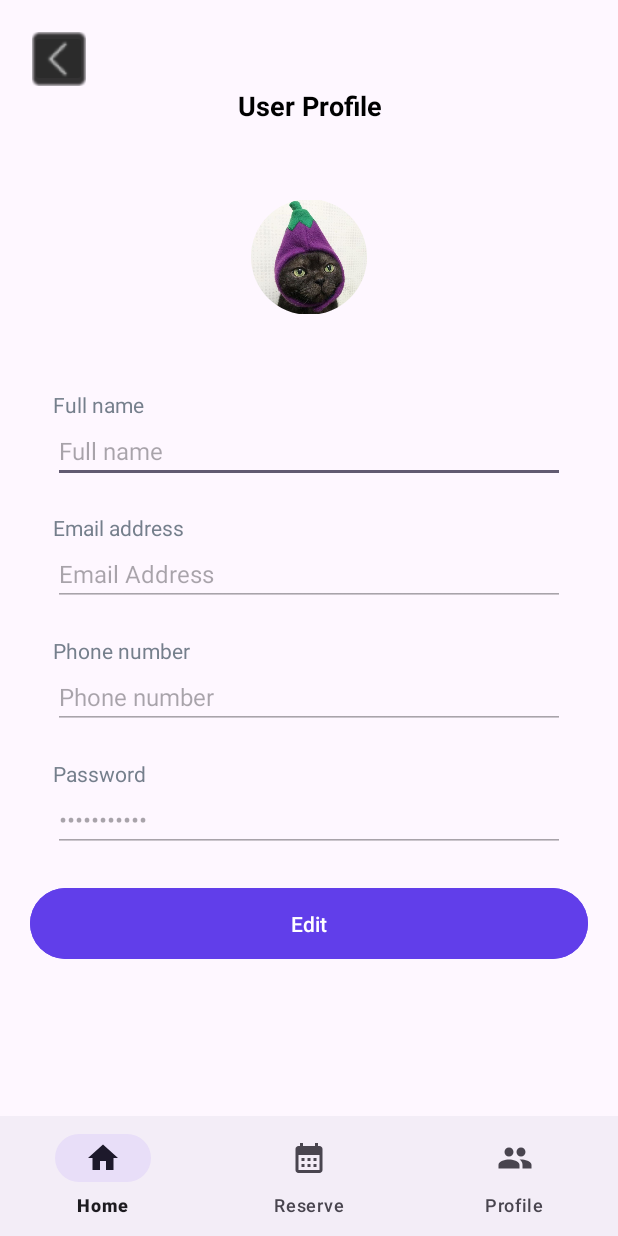
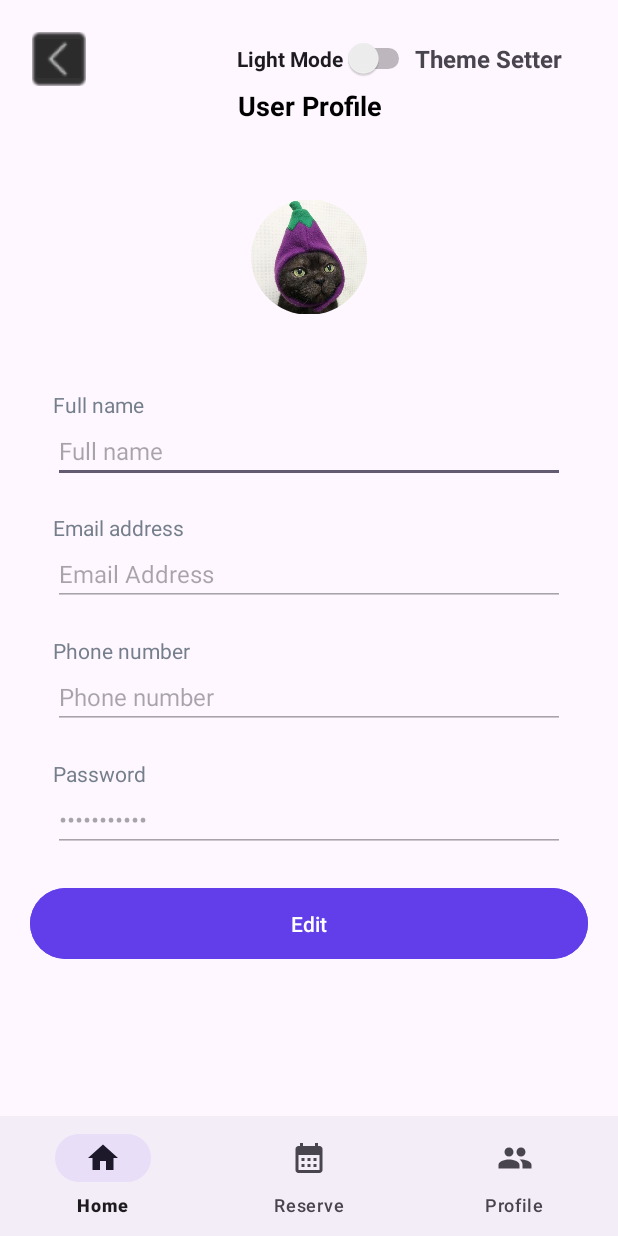
Before and after one commit to temptedwithouta/BinusPark, an Android app: the ProfileActivity screen opened directly, with no data from a screen before it, on a phone screen of 412 x 824 dp. Run offline under Robolectric (Android 15) with nearby library versions, the phone set to English and light mode, and no system bars; our stand-ins replace Firebase (no records; nobody signed in at launch, a user with empty details on screens opened directly).

Commit message:
Light Modes

```diff
--- a/app/src/main/java/com/example/myapplication/ProfileActivity.java
+++ b/app/src/main/java/com/example/myapplication/ProfileActivity.java
@@ -7,12 +7,15 @@ import android.os.Bundle;
 import android.view.MenuItem;
 import android.view.View;
 import android.widget.Button;
+import android.widget.CompoundButton;
 import android.widget.EditText;
 import android.widget.ImageButton;
+import android.widget.Switch;
 import android.widget.TextView;
 import android.widget.Toast;
 
 import androidx.appcompat.app.AppCompatActivity;
+import androidx.appcompat.app.AppCompatDelegate;
 
 import com.google.android.material.bottomnavigation.BottomNavigationView;
 import com.google.firebase.database.DataSnapshot;
@@ -43,6 +46,7 @@ public class ProfileActivity extends AppCompatActivity {
         passwordHere = findViewById(R.id.password);
         backBtn = findViewById(R.id.back);
         updateProfileBtn = findViewById(R.id.profile_update);
+        Switch swtBtn = findViewById(R.id.switch1);
 
         //Displaying data of the authenticated user
         Intent receivedIntent = getIntent();
@@ -118,6 +122,19 @@ public class ProfileActivity extends AppCompatActivity {
                 editBtnClick(emails);
             }
         });
+        //Switch light to dark mode settings
+        swtBtn.setOnCheckedChangeListener(new CompoundButton.OnCheckedChangeListener() {
+            @Override
+            public void onCheckedChanged(CompoundButton buttonView, boolean isChecked) {
+                if(isChecked){
+                    AppCompatDelegate.setDefaultNightMode(AppCompatDelegate.MODE_NIGHT_YES);
+                    buttonView.setText("Dark Mode");
+                }else{
+                    AppCompatDelegate.setDefaultNightMode(AppCompatDelegate.MODE_NIGHT_NO);
+                    buttonView.setText("Light Mode");
+                }
+            }
+        });
     }
 
     //Validates filled name
--- a/app/src/main/res/layout/activity_profile.xml
+++ b/app/src/main/res/layout/activity_profile.xml
@@ -16,6 +16,11 @@
         android:layout_margin="20dp"
 
         tools:context=".ProfileActivity">
+            <LinearLayout
+                android:layout_width="match_parent"
+                android:layout_height="wrap_content"
+                android:orientation="horizontal"
+                android:gravity="center_vertical">
 
                 <ImageButton
                     android:id="@+id/back"
@@ -24,6 +29,25 @@
                     android:src="@drawable/ic_action_back"
                     android:contentDescription="@string/back_button"
                     />
+                <Switch
+                    android:id="@+id/switch1"
+                    android:layout_width="wrap_content"
+                    android:layout_height="wrap_content"
+                    android:text="Light Mode"
+                    android:textStyle="bold"
+                    android:layout_marginStart="100dp"/>
+                <TextView
+                    android:id="@+id/textView"
+                    android:layout_width="wrap_content"
+                    android:layout_height="wrap_content"
+                    android:text="Theme Setter"
+                    android:textStyle="bold"
+                    android:textSize="16dp"
+                    app:layout_constraintStart_toStartOf="parent"
+                    app:layout_constraintEnd_toEndOf="parent"
+                    app:layout_constraintBottom_toTopOf="@id/switch1"/>
+
+            </LinearLayout>
 
         <TextView
             android:layout_width="match_parent"
```
Also changed, not shown: app/src/main/java/com/example/myapplication/DashboardActivity.java (line endings or trailing spaces), app/src/main/java/com/example/myapplication/FirebaseUtil.java (line endings or trailing spaces), app/src/main/java/com/example/myapplication/IntentHelper.java (line endings or trailing spaces), app/src/main/java/com/example/myapplication/ReservationActivity.java (line endings or trailing spaces). Lines whose indentation alone changed are shown as unchanged.
